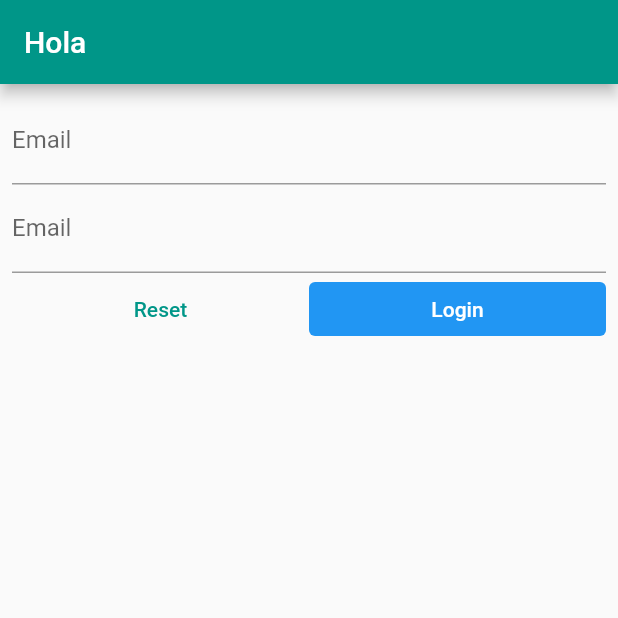
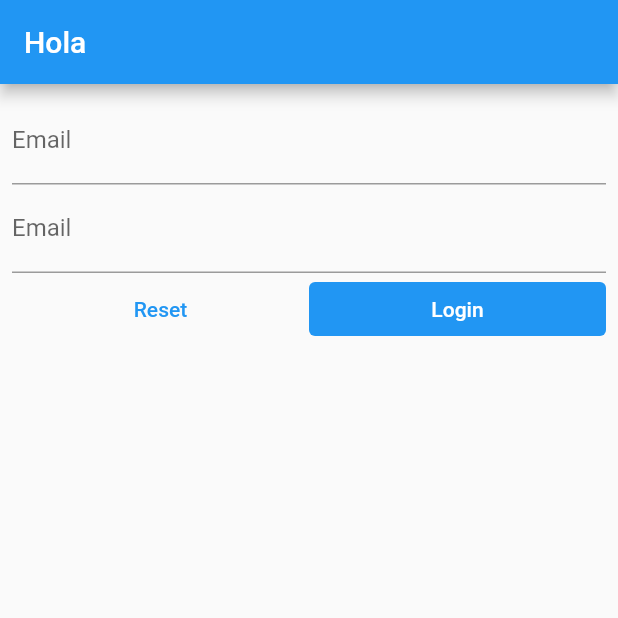
Before and after one commit to sapatekno/flutter_mvp, a Flutter app: the screen it shows after launch, on a phone screen of 412 x 824 dp, the top half of it. Run offline on Flutter 3.47's test engine with Material 2 defaults, Android fonts, the phone set to English and light mode, and no system bars; accounts and stored records are empty.

Commit message:
base theme - change base color

```diff
--- a/lib/base/base_theme.dart
+++ b/lib/base/base_theme.dart
@@ -3,8 +3,8 @@ import 'package:flutter/material.dart';
 final double _baseSpace = 4;
 
 mixin BaseTheme {
-  static MaterialColor colorPrimary = Colors.teal;
-  static Color colorSecondary = Color(0xFF96000F);
+  static MaterialColor colorPrimary = Colors.blue;
+  static MaterialAccentColor colorSecondary = Colors.blueAccent;
 
   static double space(double value) {
     return _baseSpace * value;
```
